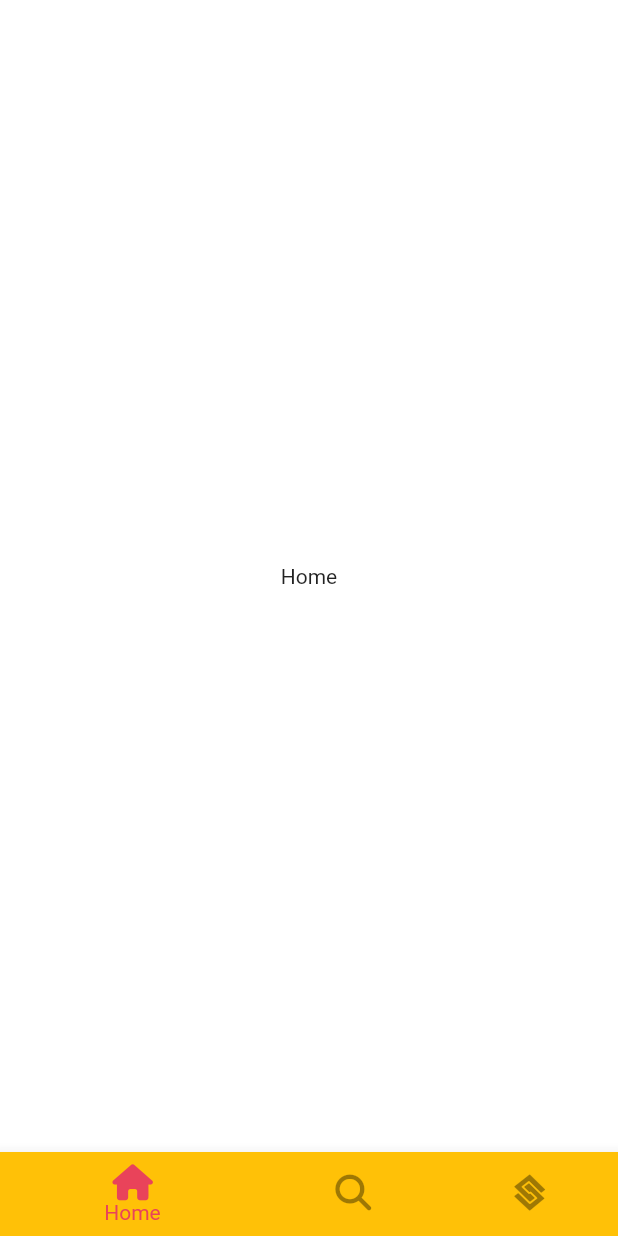
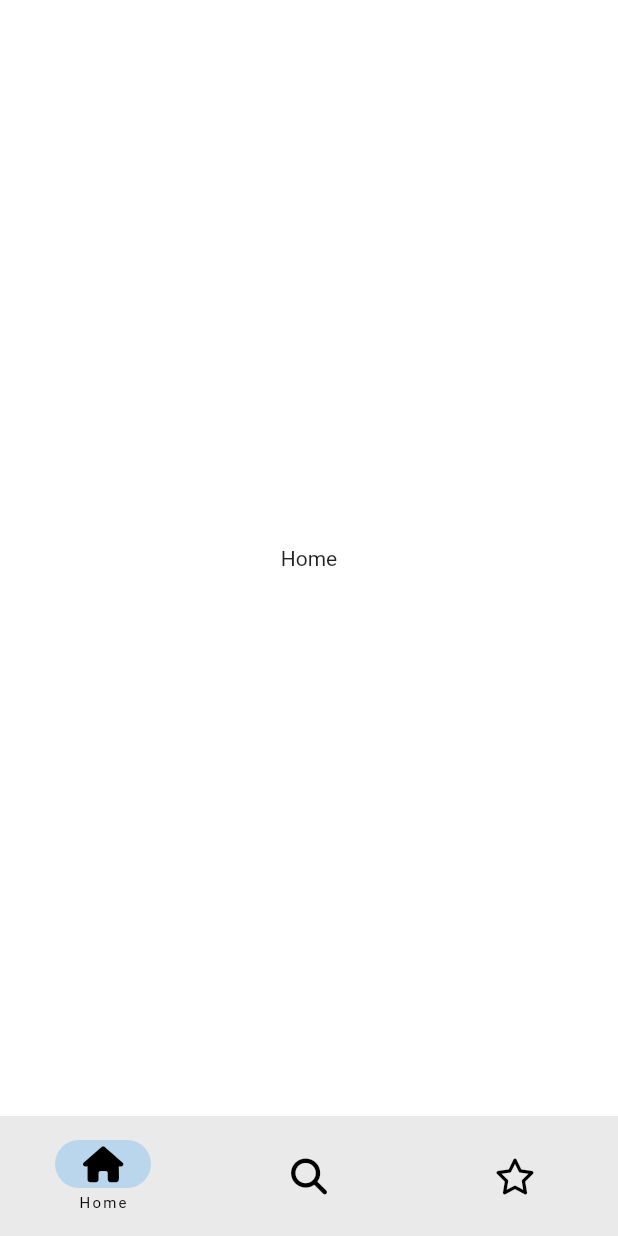
Before and after one commit to OverFlowBIN/tiktok_clone, a Flutter app: the screen it shows after launch, on a phone screen of 412 x 824 dp. Run offline on Flutter 3.47's test engine with Material 3 defaults, Android fonts, the phone set to English and light mode, and no system bars; our stand-ins replace font_awesome_flutter.

Commit message:
TAB NAVIGATION(NavigationBar)

```diff
--- a/lib/features/main_navigation/main_navigation_screen.dart
+++ b/lib/features/main_navigation/main_navigation_screen.dart
@@ -33,30 +33,25 @@ class _MainNavigationNavogationState extends State<MainNavigationNavogation> {
   @override
   Widget build(BuildContext context) {
     return Scaffold(
-      body: screens[_selectIndex],
-      bottomNavigationBar: BottomNavigationBar(
-          onTap: _onTap,
-          currentIndex: _selectIndex,
-          type: BottomNavigationBarType.shifting,
-          selectedItemColor: Theme.of(context).primaryColor,
-          unselectedItemColor: Colors.black38,
-          items: const [
-            BottomNavigationBarItem(
+        body: screens[_selectIndex],
+        bottomNavigationBar: NavigationBar(
+          selectedIndex: _selectIndex,
+          onDestinationSelected: _onTap,
+          labelBehavior: NavigationDestinationLabelBehavior.onlyShowSelected,
+          destinations: const [
+            NavigationDestination(
               icon: FaIcon(FontAwesomeIcons.house),
-              label: 'Home',
-              backgroundColor: Colors.amber,
+              label: "Home",
             ),
-            BottomNavigationBarItem(
+            NavigationDestination(
               icon: FaIcon(FontAwesomeIcons.magnifyingGlass),
               label: "Search",
-              backgroundColor: Colors.blue,
             ),
-            BottomNavigationBarItem(
-              icon: FaIcon(FontAwesomeIcons.staylinked),
+            NavigationDestination(
+              icon: FaIcon(FontAwesomeIcons.star),
               label: "Setting",
-              backgroundColor: Colors.green,
             ),
-          ]),
-    );
+          ],
+        ));
   }
 }
```
